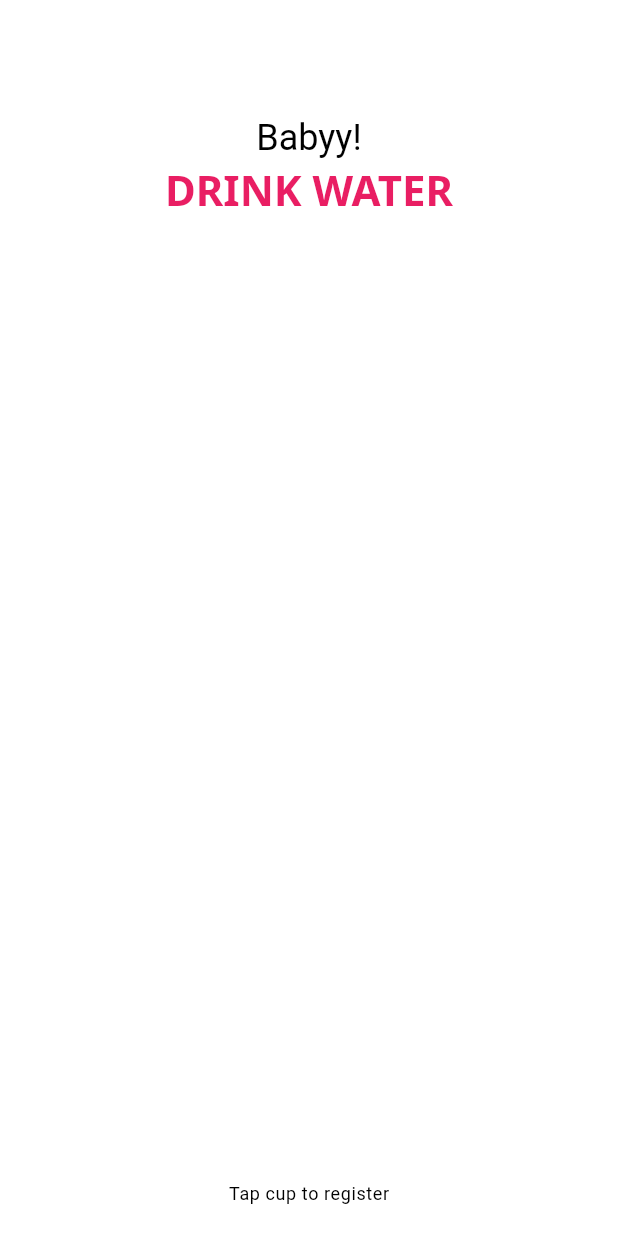
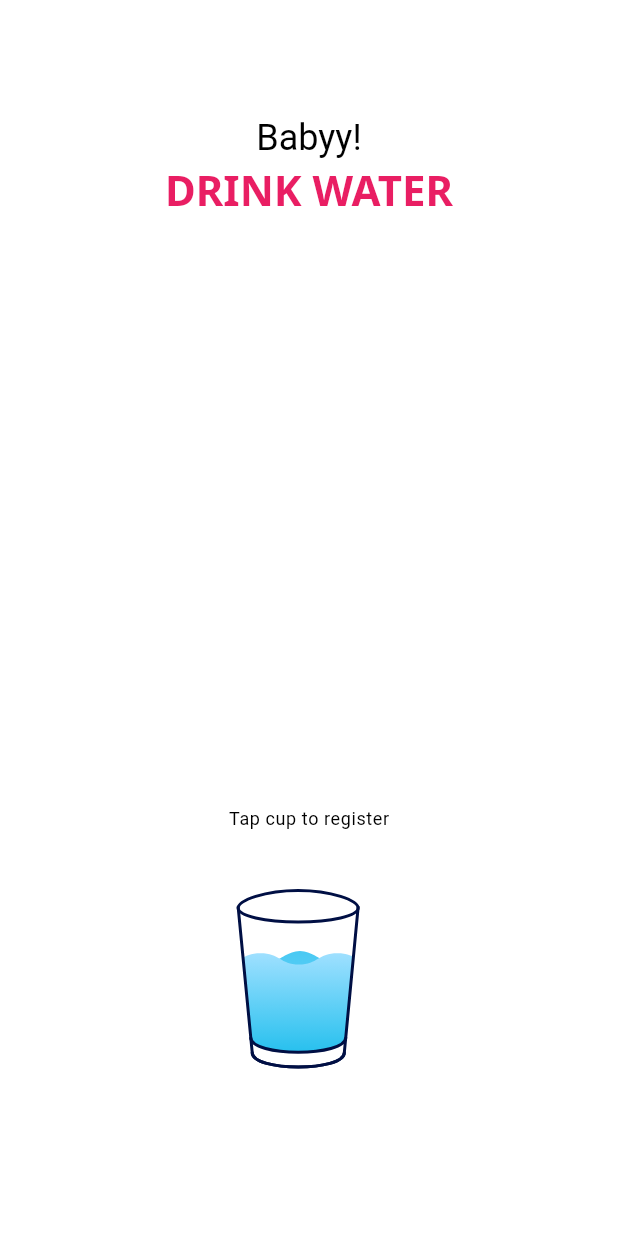
Before and after one commit to laksh8/water_reminder, a Flutter app: the screen it shows after launch, on a phone screen of 412 x 824 dp. Run offline on Flutter 3.47's test engine with Material 3 defaults, Android fonts, the phone set to English and light mode, and no system bars; drawn by our look-alikes of lottie; our stand-ins replace google_fonts.

```diff
--- a/lib/ui/dashboard/dashboard_screen.dart
+++ b/lib/ui/dashboard/dashboard_screen.dart
@@ -1,4 +1,5 @@
 import 'package:flutter/material.dart';
+import 'package:lottie/lottie.dart';
 import 'package:water_reminder/core/constants/texts.dart';
 
 class DashboardScreen extends StatelessWidget {
@@ -27,6 +28,14 @@ class DashboardScreen extends StatelessWidget {
                 "Tap cup to register",
                 style: Theme.of(context).textTheme.bodySmall,
               ),
+              Container(
+                padding: const EdgeInsets.all(25),
+                height: 250,
+                child: LottieBuilder.asset(
+                  'lib/assets/animations/watercup.json',
+                  fit: BoxFit.fill,
+                ),
+              ),
             ],
           ),
         ),
--- a/pubspec.yaml
+++ b/pubspec.yaml
@@ -12,6 +12,7 @@ dependencies:
   cupertino_icons: ^1.0.8
   google_fonts: ^6.2.1
   flutter_launcher_icons: ^0.14.3
+  lottie: ^3.3.1
 
 dev_dependencies:
   flutter_test:
@@ -25,3 +26,5 @@ flutter_icons:
 
 flutter:
   uses-material-design: true
+  assets:
+    - lib/assets/animations/
```
Also changed, not shown: lib/assets/animations/watercup.json (added, +1 -0 lines), pubspec.lock, 1 other file.
